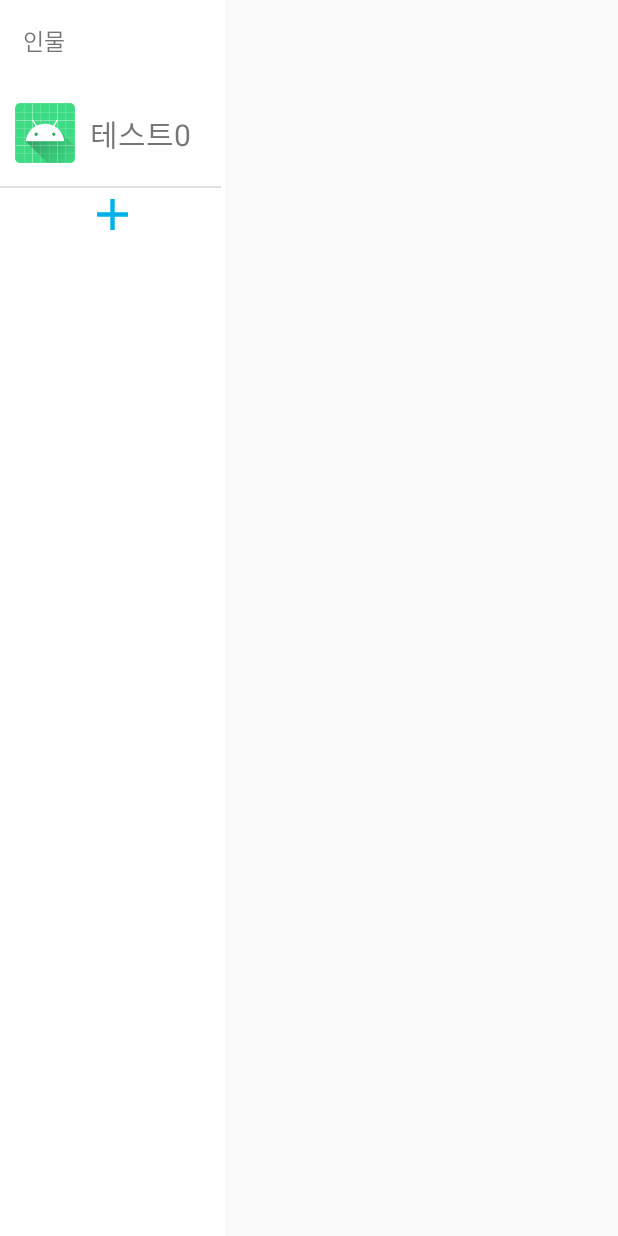
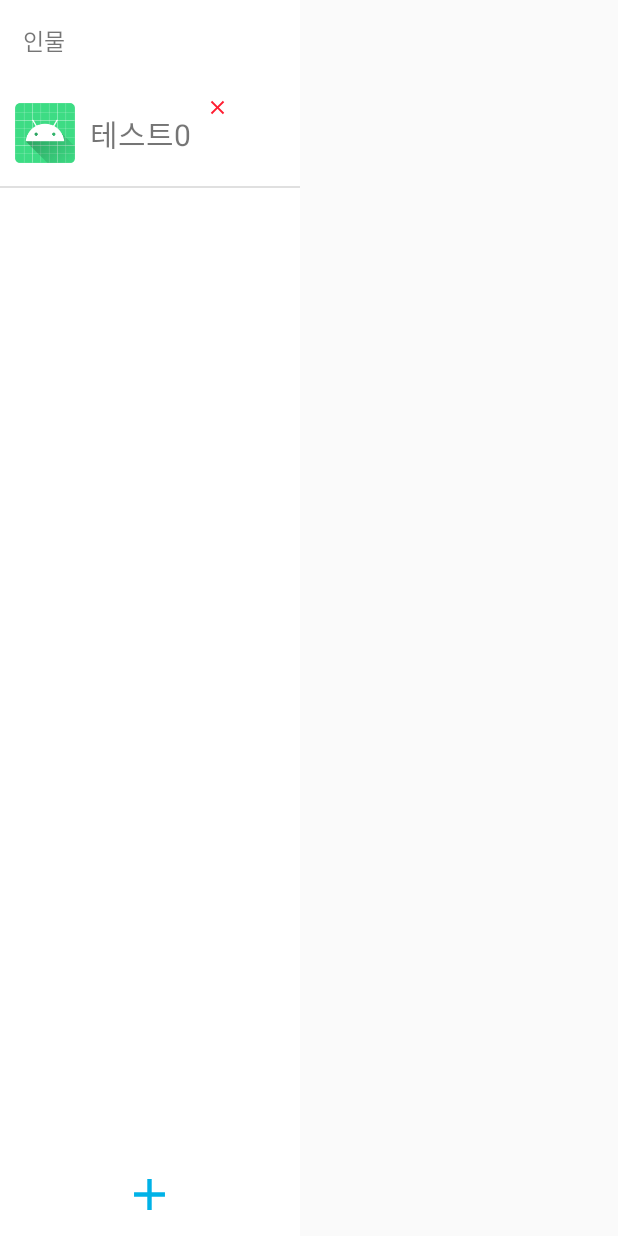
Before and after one commit to co323co/FaDe, an Android app: the fragment MainDrawerFragment shown on its own in the app's theme, after a tap on an icon or button, on a phone screen of 412 x 824 dp. Run offline under Robolectric (Android 15) with nearby library versions, the phone set to English and light mode, and no system bars; our stand-ins replace Room's generated code.

Commit message:
인물삭제 구현 완료

```diff
--- a/app/src/main/java/com/example/fade/MainDrawerFragment.java
+++ b/app/src/main/java/com/example/fade/MainDrawerFragment.java
@@ -32,27 +32,32 @@ public class MainDrawerFragment extends Fragment {
     public View onCreateView(@NonNull LayoutInflater inflater, @Nullable ViewGroup container, @Nullable Bundle savedInstanceState) {
 
         View view = inflater.inflate(R.layout.fragment_drawer_main,container,false);
-        //리싸이클러뷰 어뎁터랑 연결
+
+        //리싸이클러뷰 만들고 설정
         RecyclerView rv = view.findViewById(R.id.rv_nameList);
         LinearLayoutManager linearLayoutManager = new LinearLayoutManager(view.getContext());
         rv.setLayoutManager(linearLayoutManager);
         rv.addItemDecoration(new DividerItemDecoration(view.getContext(),1));
-        personAdapter = new PersonAdapter(personList);
+
+        //db 만들기
+        AppDatabase db =AppDatabase.getInstance(getContext());
+        dao=db.personDAO();
+        //personList에 DB불러오기
+        new SelectThraed(dao, personList).start();
+        //어댑터 생성 후 리싸이클러뷰 어뎁터랑 연결
+        personAdapter = new PersonAdapter(dao, personList);
         rv.setAdapter(personAdapter);
 
-        AppDatabase db =AppDatabase.getInstance(getContext());
-        dao=db.personDAO();
-        new SelectThraed(personList).start();
-        personAdapter.notifyDataSetChanged();
-
+        //TODO:: 인물+할때 포커스를 맨 아래로 맞춰야할 거 같음
         Button addButton = view.findViewById(R.id.btn_addPerson);
         addButton.setOnClickListener(new View.OnClickListener() {
             @Override
             public void onClick(View view) {
                 Person person = new Person("테스트"+n);
                 n++;
-                InsertThraed t1 = new InsertThraed(person);
-                SelectThraed t2 = new SelectThraed(personList);
+                InsertThraed t1 = new InsertThraed(dao, person);
+                //꼭 삽입하고 리스트뷰 갱신을 위해 personList를 바뀐 DB로 재갱신 해줘야함!
+                SelectThraed t2 = new SelectThraed(dao, personList);
                 t1.start();
                 //join은 스레드가 끝날 때까지 기다려 줌
                 try { t1.join(); } catch (InterruptedException e) { e.printStackTrace(); }
@@ -61,14 +66,16 @@ public class MainDrawerFragment extends Fragment {
                 personAdapter.notifyDataSetChanged();
             }
         });
-
         return view;
+    }
 }
 
 //UI문제때문에 DAO는 메인스레드에서 쓸 수 없음, 백그라운드 스레드에서 실행해야 함!
 class InsertThraed extends Thread {
+    PersonDAO dao;
     Person person;
-        public InsertThraed(Person person) {
+    public InsertThraed(PersonDAO dao, Person person) {
+        this.dao = dao;
         this.person=person;
     }
     @Override
@@ -79,8 +86,10 @@ public class MainDrawerFragment extends Fragment {
 //UI문제때문에 DAO는 메인스레드에서 쓸 수 없음, 백그라운드 스레드에서 실행해야 함!
 //인자인 personList를 갱신해줌
 class SelectThraed extends Thread {
+    PersonDAO dao;
     ArrayList<Person> personList;
-        public SelectThraed(ArrayList<Person> personList) {
+    public SelectThraed(PersonDAO dao, ArrayList<Person> personList) {
+        this.dao = dao;
         this.personList = personList;
     }
     @Override
@@ -89,14 +98,24 @@ public class MainDrawerFragment extends Fragment {
         this.personList.addAll(dao.getAll());
     }
 }
+class DeleteThraed extends Thread {
+    PersonDAO dao;
+    Person person;
+    public DeleteThraed(PersonDAO dao, Person person) {
+        this.dao=dao;
+        this.person = person;}
+    @Override
+    public void run(){
+        dao.delete(this.person);
     }
-
-
+}
 
 //PersonRecyclerViewAdapter
 class  PersonAdapter extends RecyclerView.Adapter<PersonAdapter.PVHolder>{
 
     ArrayList<Person> personList;
+    PersonDAO dao;
+
     class PVHolder extends  RecyclerView.ViewHolder {
 
         public View view;
@@ -106,9 +125,13 @@ class  PersonAdapter extends RecyclerView.Adapter<PersonAdapter.PVHolder>{
         }
     }
 
-    PersonAdapter(ArrayList<Person> personList){
+    PersonAdapter(PersonDAO dao, ArrayList<Person> personList){
+        this.dao=dao;
         this.personList=personList;
     }
+
+
+
     @NonNull
     @Override
     public PVHolder onCreateViewHolder(@NonNull ViewGroup parent, int viewType) {
@@ -117,10 +140,25 @@ class  PersonAdapter extends RecyclerView.Adapter<PersonAdapter.PVHolder>{
     }
 
     @Override
-    public void onBindViewHolder(@NonNull PVHolder holder, int position) {
+    public void onBindViewHolder(@NonNull final PVHolder holder, final int position) {
 
         TextView tv_name = holder.view.findViewById(R.id.tv_nameList_name);
         tv_name.setText(personList.get(position).getName());
+
+        Button btn_subPerson = holder.view.findViewById(R.id.btn_subPerson);
+        btn_subPerson.setOnClickListener(new View.OnClickListener() {
+            @Override
+            public void onClick(View view) {
+                DeleteThraed t1 = new DeleteThraed(dao, personList.get(position));
+                //꼭 삭제하고 리스트뷰 갱신을 위해 personList를 바뀐 DB로 재갱신 해줘야함!
+                SelectThraed t2 = new SelectThraed(dao, personList);
+                t1.start();
+                try { t1.join(); } catch (InterruptedException e) { e.printStackTrace(); }
+                t2.start();
+                try { t2.join(); } catch (InterruptedException e) { e.printStackTrace(); }
+                notifyDataSetChanged();
+            }
+        });
 
     }
 
--- a/app/src/main/java/com/example/fade/PersonDAO.java
+++ b/app/src/main/java/com/example/fade/PersonDAO.java
@@ -1,8 +1,11 @@
 package com.example.fade;
 
 import androidx.room.Dao;
+import androidx.room.Delete;
 import androidx.room.Insert;
 import androidx.room.Query;
+import androidx.room.Update;
+
 import java.util.List;
 
 //인터페이스로 선언해야 함
@@ -16,4 +19,13 @@ public interface PersonDAO {
 
     @Insert
     void insert(Person person);
+
+    @Update
+    void  update(Person person);
+
+    @Query("DELETE  FROM Person WHERE pid = :pid")
+    void deleteById(int pid);
+
+    @Delete
+    void delete(Person person);
 }
--- /dev/null
+++ b/app/src/main/res/drawable/ic_close.xml
@@ -0,0 +1,5 @@
+<vector android:height="24dp" android:tint="#FF1D31"
+    android:viewportHeight="24" android:viewportWidth="24"
+    android:width="24dp" xmlns:android="http://schemas.android.com/apk/res/android">
+    <path android:fillColor="@android:color/white" android:pathData="M19,6.41L17.59,5 12,10.59 6.41,5 5,6.41 10.59,12 5,17.59 6.41,19 12,13.41 17.59,19 19,17.59 13.41,12z"/>
+</vector>
--- a/app/src/main/res/layout/drawer_main.xml
+++ b/app/src/main/res/layout/drawer_main.xml
@@ -19,6 +19,7 @@
         android:layout_width="wrap_content"
         android:layout_height="match_parent"
         android:layout_gravity="start"
+        android:fitsSystemWindows="true"
         class="com.example.fade.MainDrawerFragment"/>
 
 </androidx.drawerlayout.widget.DrawerLayout>
--- a/app/src/main/res/layout/fragment_drawer_main.xml
+++ b/app/src/main/res/layout/fragment_drawer_main.xml
@@ -4,24 +4,27 @@
     android:orientation="vertical"
     android:layout_width="wrap_content"
     android:layout_height="match_parent"
-    android:background="@android:color/white">
+    android:background="@android:color/white"
+    android:gravity="center">
 
     <TextView
-        android:layout_width="150dp"
+        android:layout_width="200dp"
         android:layout_height="wrap_content"
         android:padding="15dp"
         android:text="인물"
         android:textSize="15dp"
-        android:gravity="left"/>
+        android:gravity="left" />
 
     <androidx.recyclerview.widget.RecyclerView
-        android:layout_width="wrap_content"
-        android:layout_height="wrap_content"
-        android:id="@+id/rv_nameList"/>
+        android:id="@+id/rv_nameList"
+        android:layout_width="match_parent"
+        android:layout_height="0dp"
+        android:layout_weight="10"/>
 
     <Button
+        android:layout_marginTop="10dp"
+        android:layout_marginBottom="10dp"
         android:id="@+id/btn_addPerson"
-        android:padding="5dp"
         android:layout_width="35dp"
         android:layout_height="35dp"
         android:background="@drawable/ic_plus"
--- a/app/src/main/res/layout/item_namelist.xml
+++ b/app/src/main/res/layout/item_namelist.xml
@@ -25,6 +25,12 @@
             android:text="김민정"
             android:gravity="center"
             android:textSize="20dp" />
+        <Button
+            android:id="@+id/btn_subPerson"
+            android:layout_width="15dp"
+            android:layout_height="15dp"
+            android:background="@drawable/ic_close"
+            android:layout_gravity="top"/>
 
     </LinearLayout>
 
```
Lines whose indentation alone changed are shown as unchanged.
